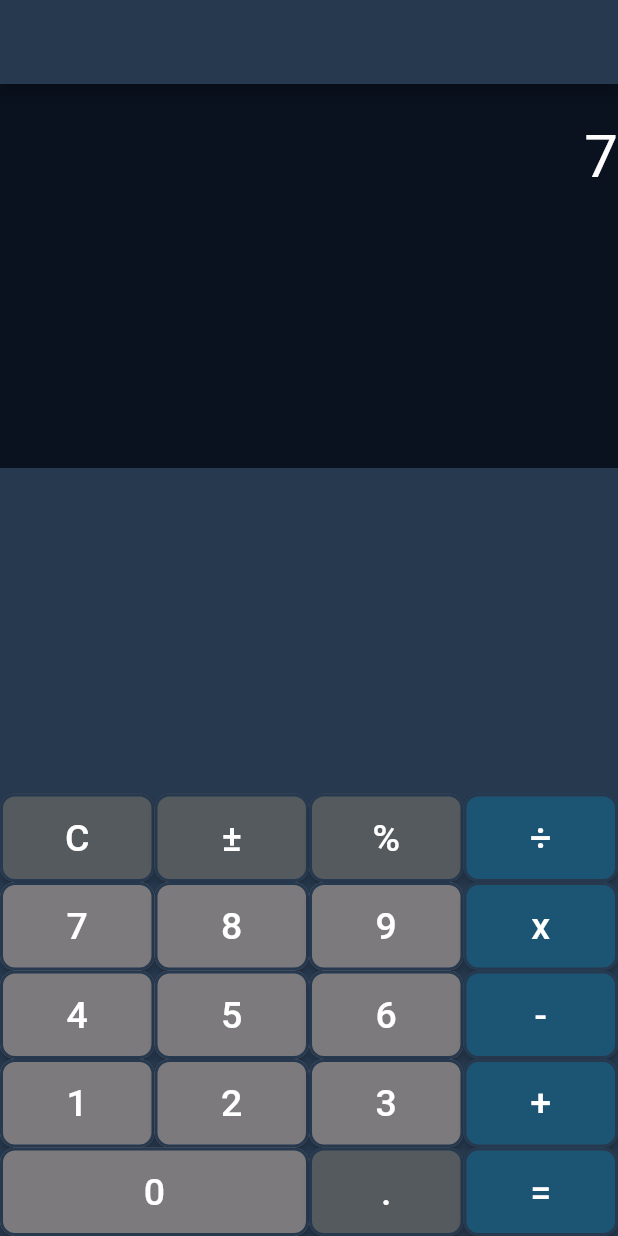
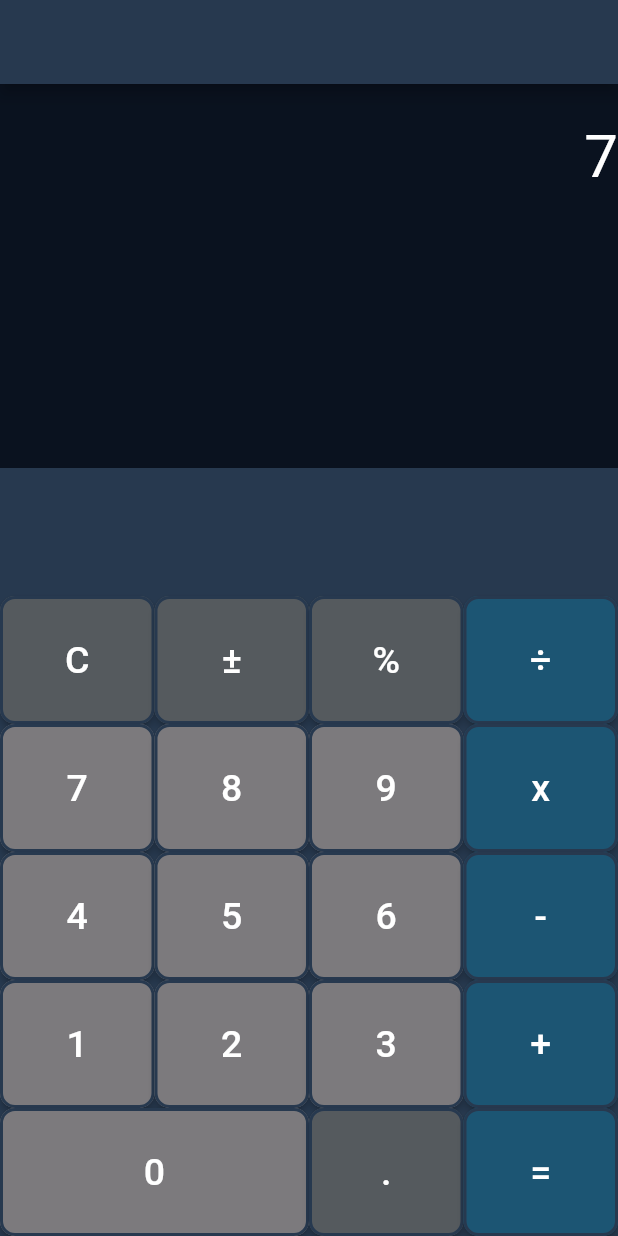
Before and after one commit to Dinesh41/CalculatorAppFlutter, a Flutter app: the screen it shows after launch, after a tap on an icon or button, on a phone screen of 412 x 824 dp. Run offline on Flutter 3.47's test engine with Material 2 defaults, Android fonts, the phone set to English and light mode, and no system bars; our stand-ins replace fluttertoast.

Commit message:
Phone and Tablet Support added

```diff
--- a/calculator/lib/main.dart
+++ b/calculator/lib/main.dart
@@ -1,7 +1,14 @@
 import 'package:flutter/cupertino.dart';
 import 'package:flutter/material.dart';
+import 'package:flutter/services.dart';
+import 'package:fluttertoast/fluttertoast.dart';
 
-void main() => runApp(MyApp());
+void main() {
+  SystemChrome.setPreferredOrientations(
+      [DeviceOrientation.portraitUp]).then((_) {
+    runApp(MyApp());
+  });
+}
 
 class MyApp extends StatelessWidget {
   // This widget is the root of your application.
@@ -29,11 +36,9 @@ class _MyHomePageState extends State<MyHomePage> {
   }
 
   void onButtonPressed(String buttonText) {
-    print(buttonText);
     //Clean output if it contain text,reset the text
     RegExp regExp = RegExp('^[a-zA-Z]*\$');
     if (regExp.hasMatch(output)) {
-      print("Matched");
       output = "0";
     }
     switch (buttonText) {
@@ -41,6 +46,7 @@ class _MyHomePageState extends State<MyHomePage> {
         //Clear the data
         num1 = 0;
         num2 = 0;
+        operator=null;
         calculatedOutput = 0;
         output = "0";
         break;
@@ -55,30 +61,30 @@ class _MyHomePageState extends State<MyHomePage> {
         output = "0";
         break;
       case '±':
+        //If output is 0 , dont do anything
+        double currentOutput = double.parse(output);
+        if(currentOutput==0){
+          break;
+        }
         //change number to opposite sign
-        double currentOutput = double.parse(output);
         output = (currentOutput > 0) ? "-$output" : output.substring(1);
         break;
       case ".":
         //Insert . if not already exist
         if (output.contains(".")) {
           //Toast error message
+          Fluttertoast.showToast(msg: "Already decimal number exits, to remove decimal, click C button");
         } else {
           output += ".";
         }
-        break;
-      case "±":
-        //Toast functionality not available
         break;
       case "=":
         // Do calculation
         num2 = double.parse(output);
         calculatedOutput = getCalculatedOutput();
-        print(calculatedOutput);
         output = calculatedOutput.toString();
         break;
       default:
-        print("Blah $output");
         //Append the number
         if (output == "0") {
           //If its already 0 don't append the number
@@ -113,6 +119,7 @@ class _MyHomePageState extends State<MyHomePage> {
         return num1 % num2;
       default:
       //Toast Wrong operator error
+        Fluttertoast.showToast(msg: "Wrong Operator Found");
     }
   }
 
@@ -120,6 +127,7 @@ class _MyHomePageState extends State<MyHomePage> {
     return Expanded(
       flex: flex,
       child: MaterialButton(
+        height: double.infinity,
         shape: RoundedRectangleBorder(
             side: BorderSide(width: 2, color: Color.fromRGBO(39, 57, 79, 1)),
             borderRadius: BorderRadius.circular(10)),
@@ -146,6 +154,7 @@ class _MyHomePageState extends State<MyHomePage> {
       backgroundColor: Color.fromRGBO(39, 57, 79, 1),
       body: Container(
         width: double.infinity,
+        height: double.infinity,
         child: Column(
           children: <Widget>[
             Expanded(
@@ -172,7 +181,9 @@ class _MyHomePageState extends State<MyHomePage> {
                 crossAxisAlignment: CrossAxisAlignment.center,
                 mainAxisAlignment: MainAxisAlignment.end,
                 children: <Widget>[
-                  Row(
+                  Spacer(),
+                  Expanded(
+                    child: Row(
                       children: <Widget>[
                         createButton('C', 1, Color.fromRGBO(85, 90, 94, 1)),
                         createButton('±', 1, Color.fromRGBO(85, 90, 94, 1)),
@@ -180,7 +191,9 @@ class _MyHomePageState extends State<MyHomePage> {
                         createButton('÷', 1, Color.fromRGBO(28, 85, 115, 1))
                       ],
                     ),
-                  Row(
+                  ),
+                  Expanded(
+                    child: Row(
                       children: <Widget>[
                         createButton('7', 1, Color.fromRGBO(124, 122, 125, 1)),
                         createButton('8', 1, Color.fromRGBO(124, 122, 125, 1)),
@@ -188,7 +201,9 @@ class _MyHomePageState extends State<MyHomePage> {
                         createButton('x', 1, Color.fromRGBO(28, 85, 115, 1))
                       ],
                     ),
-                  Row(
+                  ),
+                  Expanded(
+                    child: Row(
                       children: <Widget>[
                         createButton('4', 1, Color.fromRGBO(124, 122, 125, 1)),
                         createButton('5', 1, Color.fromRGBO(124, 122, 125, 1)),
@@ -196,7 +211,9 @@ class _MyHomePageState extends State<MyHomePage> {
                         createButton('-', 1, Color.fromRGBO(28, 85, 115, 1))
                       ],
                     ),
-                  Row(
+                  ),
+                  Expanded(
+                    child: Row(
                       children: <Widget>[
                         createButton('1', 1, Color.fromRGBO(124, 122, 125, 1)),
                         createButton('2', 1, Color.fromRGBO(124, 122, 125, 1)),
@@ -204,12 +221,15 @@ class _MyHomePageState extends State<MyHomePage> {
                         createButton('+', 1, Color.fromRGBO(28, 85, 115, 1))
                       ],
                     ),
-                  Row(
+                  ),
+                  Expanded(
+                    child: Row(
                       children: <Widget>[
                         createButton('0', 2, Color.fromRGBO(124, 122, 125, 1)),
                         createButton('.', 1, Color.fromRGBO(85, 90, 94, 1)),
                         createButton('=', 1, Color.fromRGBO(28, 85, 115, 1)),
                       ],
+                    ),
                   ),
                 ],
               ),
@@ -220,8 +240,3 @@ class _MyHomePageState extends State<MyHomePage> {
     );
   }
 }
-
-//TODO
-//2. One operation missing
-//3. UI perfection
-//4. Add additional feature
--- a/calculator/pubspec.yaml
+++ b/calculator/pubspec.yaml
@@ -23,6 +23,7 @@ dependencies:
   # The following adds the Cupertino Icons font to your application.
   # Use with the CupertinoIcons class for iOS style icons.
   cupertino_icons: ^0.1.2
+  fluttertoast: ^3.1.3
 
 dev_dependencies:
   flutter_test:
```
Also changed, not shown: calculator/pubspec.lock. Lines whose indentation alone changed are shown as unchanged.
